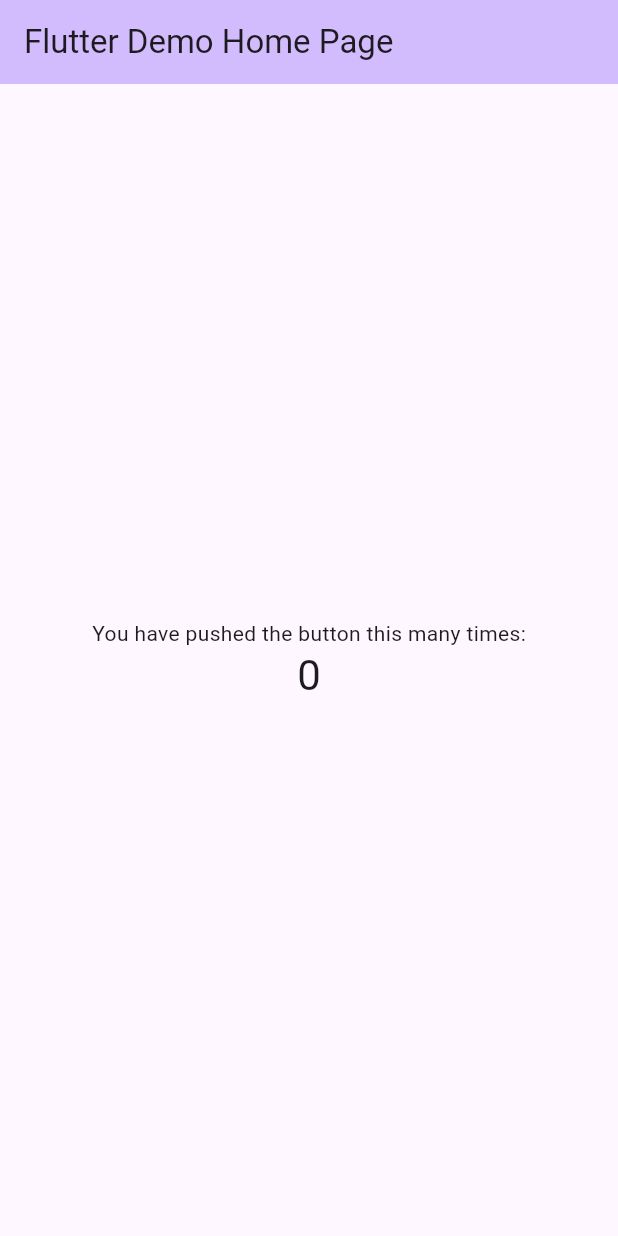
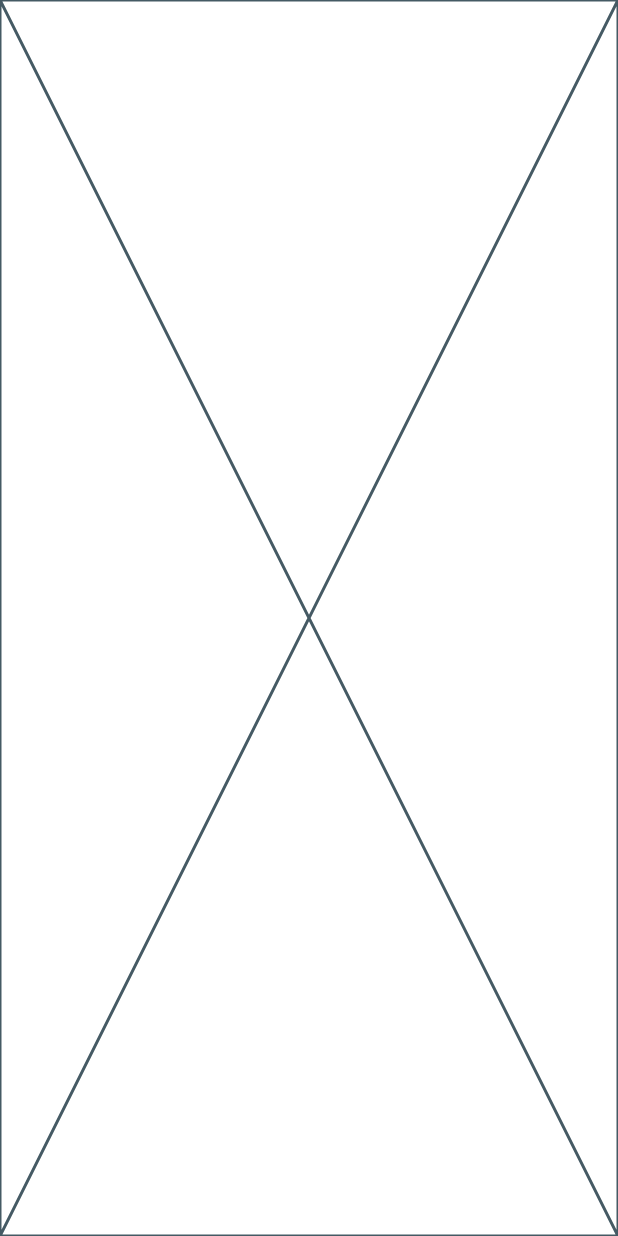
Before and after one commit to Kiran-Chaitu/GiftIt, a Flutter app: the screen it shows after launch, on a phone screen of 412 x 824 dp. Run offline on Flutter 3.47's test engine with Material 3 defaults, Android fonts, the phone set to English and light mode, and no system bars; our stand-ins replace flutter_screenutil.

Commit message:
add new packages and change main.dart file

```diff
--- a/Frontend/giftit/lib/main.dart
+++ b/Frontend/giftit/lib/main.dart
@@ -1,4 +1,7 @@
 import 'package:flutter/material.dart';
+import 'package:giftit/configs/routes/route_names.dart';
+import 'package:giftit/configs/routes/routes.dart';
+import 'package:giftit/configs/themes/app_theme.dart';
 
 void main() {
   runApp(const MyApp());
@@ -11,111 +14,9 @@
   @override
   Widget build(BuildContext context) {
     return MaterialApp(
-      title: 'Flutter Demo',
-      theme: ThemeData(
-        // This is the theme of your application.
-        //
-        // TRY THIS: Try running your application with "flutter run". You'll see
-        // the application has a purple toolbar. Then, without quitting the app,
-        // try changing the seedColor in the colorScheme below to Colors.green
-        // and then invoke "hot reload" (save your changes or press the "hot
-        // reload" button in a Flutter-supported IDE, or press "r" if you used
-        // the command line to start the app).
-        //
-        // Notice that the counter didn't reset back to zero; the application
-        // state is not lost during the reload. To reset the state, use hot
-        // restart instead.
-        //
-        // This works for code too, not just values: Most code changes can be
-        // tested with just a hot reload.
-        colorScheme: ColorScheme.fromSeed(seedColor: Colors.deepPurple),
-        useMaterial3: true,
-      ),
-      home: const MyHomePage(title: 'Flutter Demo Home Page'),
+      theme: AppTheme.appTheme,
+      initialRoute: RoutesNames.home,
+      onGenerateRoute: Routes.generateRoute,
     );
   }
 }
-
-class MyHomePage extends StatefulWidget {
-  const MyHomePage({super.key, required this.title});
-
-  // This widget is the home page of your application. It is stateful, meaning
-  // that it has a State object (defined below) that contains fields that affect
-  // how it looks.
-
-  // This class is the configuration for the state. It holds the values (in this
-  // case the title) provided by the parent (in this case the App widget) and
-  // used by the build method of the State. Fields in a Widget subclass are
-  // always marked "final".
-
-  final String title;
-
-  @override
-  State<MyHomePage> createState() => _MyHomePageState();
-}
-
-class _MyHomePageState extends State<MyHomePage> {
-  int _counter = 0;
-
-  void _incrementCounter() {
-    setState(() {
-      // This call to setState tells the Flutter framework that something has
-      // changed in this State, which causes it to rerun the build method below
-      // so that the display can reflect the updated values. If we changed
-      // _counter without calling setState(), then the build method would not be
-      // called again, and so nothing would appear to happen.
-      _counter++;
-    });
-  }
-
-  @override
-  Widget build(BuildContext context) {
-    // This method is rerun every time setState is called, for instance as done
-    // by the _incrementCounter method above.
-    //
-    // The Flutter framework has been optimized to make rerunning build methods
-    // fast, so that you can just rebuild anything that needs updating rather
-    // than having to individually change instances of widgets.
-    return Scaffold(
-      appBar: AppBar(
-        // TRY THIS: Try changing the color here to a specific color (to
-        // Colors.amber, perhaps?) and trigger a hot reload to see the AppBar
-        // change color while the other colors stay the same.
-        backgroundColor: Theme.of(context).colorScheme.inversePrimary,
-        // Here we take the value from the MyHomePage object that was created by
-        // the App.build method, and use it to set our appbar title.
-        title: Text(widget.title),
-      ),
-      body: Center(
-        // Center is a layout widget. It takes a single child and positions it
-        // in the middle of the parent.
-        child: Column(
-          // Column is also a layout widget. It takes a list of children and
-          // arranges them vertically. By default, it sizes itself to fit its
-          // children horizontally, and tries to be as tall as its parent.
-          //
-          // Column has various properties to control how it sizes itself and
-          // how it positions its children. Here we use mainAxisAlignment to
-          // center the children vertically; the main axis here is the vertical
-          // axis because Columns are vertical (the cross axis would be
-          // horizontal).
-          //
-          // TRY THIS: Invoke "debug painting" (choose the "Toggle Debug Paint"
-          // action in the IDE, or press "p" in the console), to see the
-          // wireframe for each widget.
-          mainAxisAlignment: MainAxisAlignment.center,
-          children: <Widget>[
-            const Text(
-              'You have pushed the button this many times:',
-            ),
-            Text(
-              '$_counter',
-              style: Theme.of(context).textTheme.headlineMedium,
-            ),
-          ],
-        ),
-      ),
-     // This trailing comma makes auto-formatting nicer for build methods.
-    );
-  }
-}
--- /dev/null
+++ b/Frontend/giftit/lib/views/Bottom_Nav_Bar/bottom_nav_bar.dart
@@ -0,0 +1,15 @@
+import 'package:flutter/material.dart';
+
+class BottomNavBar extends StatefulWidget {
+  const BottomNavBar({super.key});
+
+  @override
+  State<BottomNavBar> createState() => _BottomNavBarState();
+}
+
+class _BottomNavBarState extends State<BottomNavBar> {
+  @override
+  Widget build(BuildContext context) {
+    return const Placeholder();
+  }
+}
--- a/Frontend/giftit/pubspec.yaml
+++ b/Frontend/giftit/pubspec.yaml
@@ -34,6 +34,10 @@
   # The following adds the Cupertino Icons font to your application.
   # Use with the CupertinoIcons class for iOS style icons.
   cupertino_icons: ^1.0.8
+  flutter_screenutil: ^5.9.3
+  font_awesome_flutter: ^10.8.0
+  flutter_bloc: ^9.1.1
+
 
 dev_dependencies:
   flutter_test:
```
Also changed, not shown: Frontend/giftit/assets/fonts/Poppins/Poppins-Bold.ttf (added), Frontend/giftit/assets/fonts/Poppins/Poppins-Medium.ttf (added), Frontend/giftit/assets/fonts/Poppins/Poppins-Regular.ttf (added), Frontend/giftit/assets/fonts/Poppins/Poppins-SemiBold.ttf (added), Frontend/giftit/pubspec.lock.
